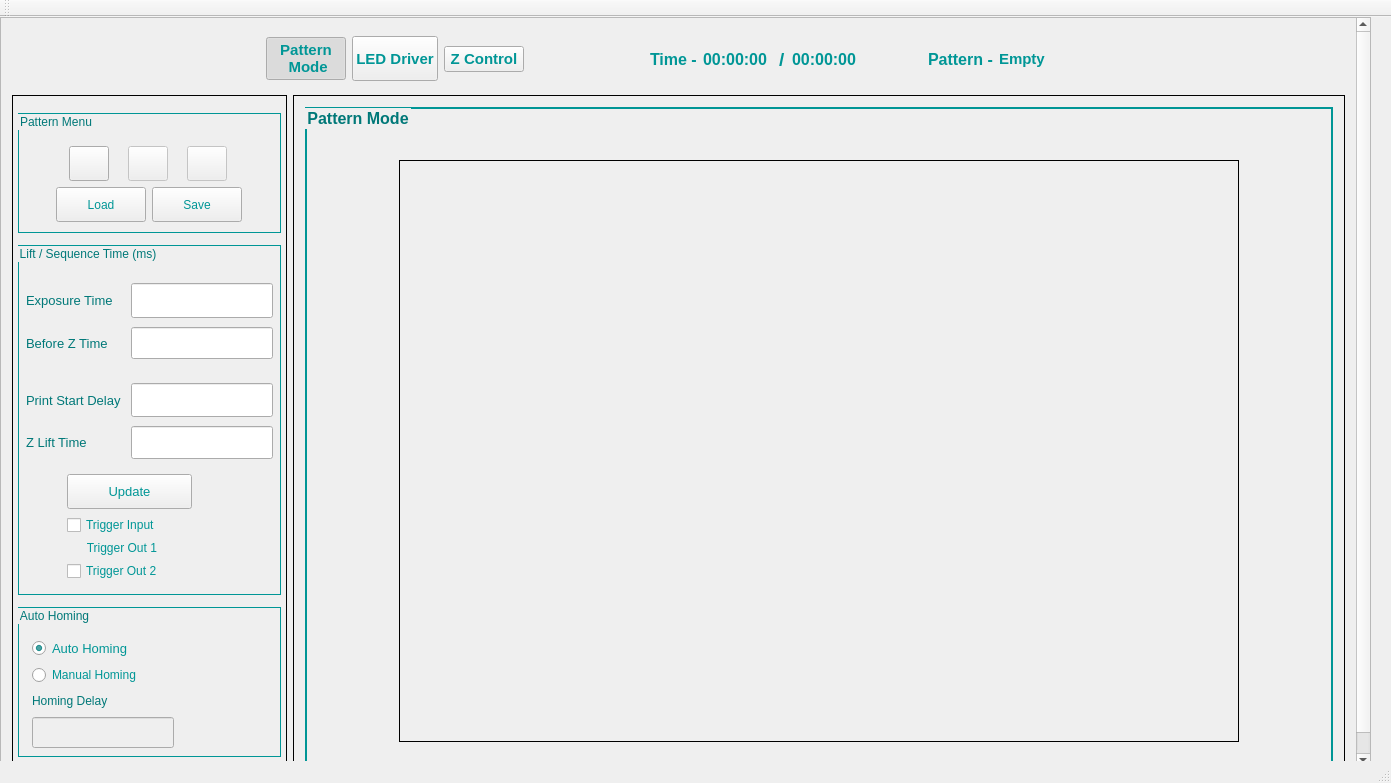
Old version of the form mainwindow.ui in the repository jariwalarobotics/DLP-Software.
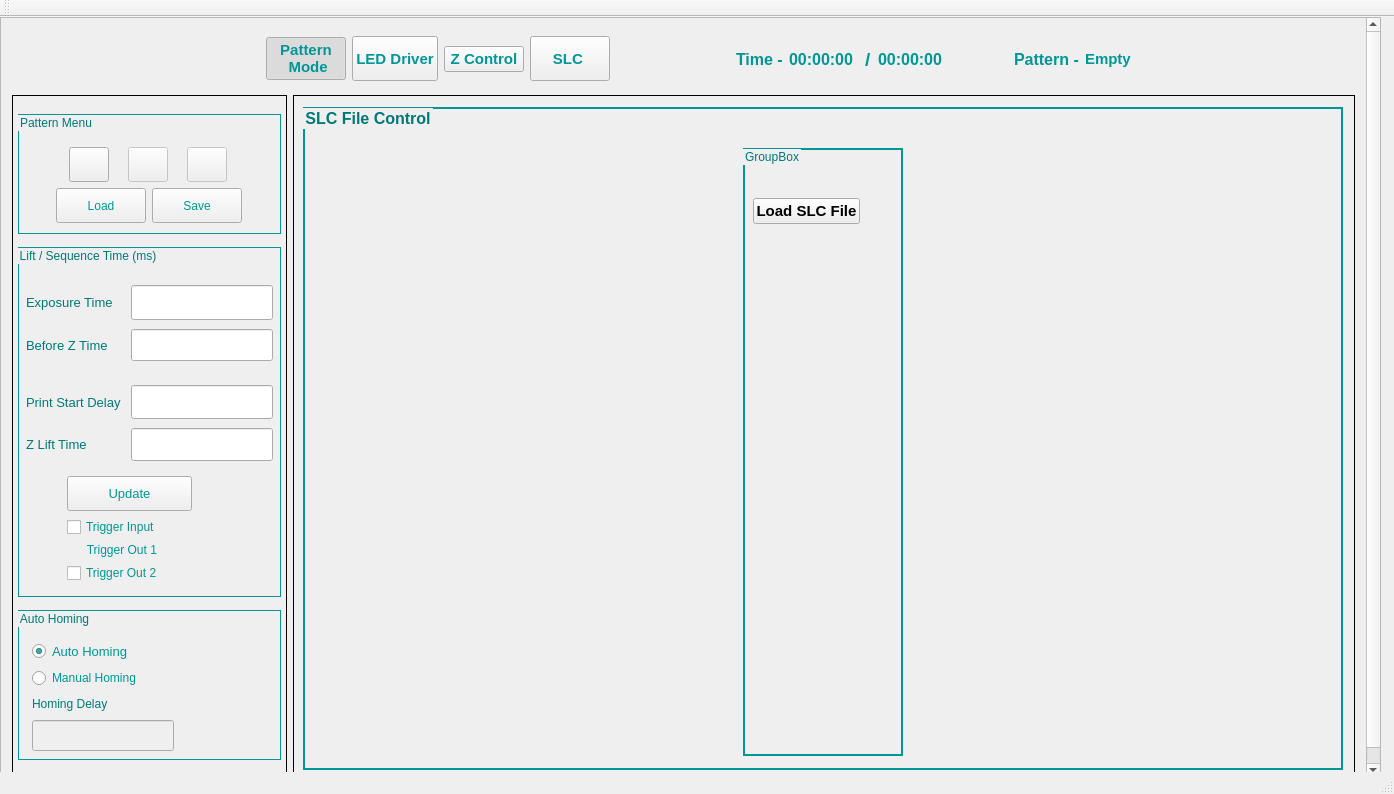
New version of the form. The open tabs and pages were chosen to show the change. Icons and pictures are not drawn.

Commit message: - Added code for load slc in UI - Added code for Pixel Shifting but its commented - Added code for set Intensity of Bottom,Mid,and Top layer

```diff
--- a/mainwindow.ui
+++ b/mainwindow.ui
@@ -6,8 +6,8 @@
    <rect>
     <x>0</x>
     <y>0</y>
-    <width>1391</width>
-    <height>783</height>
+    <width>1394</width>
+    <height>794</height>
    </rect>
   </property>
   <property name="sizePolicy">
@@ -29,8 +29,8 @@
      <rect>
       <x>0</x>
       <y>0</y>
-      <width>1371</width>
-      <height>751</height>
+      <width>1381</width>
+      <height>761</height>
      </rect>
     </property>
     <property name="autoFillBackground">
@@ -62,8 +62,8 @@
       <rect>
        <x>0</x>
        <y>0</y>
-       <width>1369</width>
-       <height>749</height>
+       <width>1362</width>
+       <height>767</height>
       </rect>
      </property>
      <layout class="QGridLayout" name="gridLayout">
@@ -1144,8 +1144,8 @@
                             <rect>
                              <x>0</x>
                              <y>0</y>
-                             <width>844</width>
-                             <height>574</height>
+                             <width>837</width>
+                             <height>592</height>
                             </rect>
                            </property>
                           </widget>
@@ -2453,7 +2453,39 @@
                   </item>
                   <item>
                    <layout class="QGridLayout" name="gridLayout_14">
-                    <item row="1" column="6">
+                    <item row="0" column="7">
+                     <widget class="QLineEdit" name="MidLayerCount">
+                      <property name="sizePolicy">
+                       <sizepolicy hsizetype="Preferred" vsizetype="Preferred">
+                        <horstretch>0</horstretch>
+                        <verstretch>0</verstretch>
+                       </sizepolicy>
+                      </property>
+                      <property name="font">
+                       <font>
+                        <family>Arial</family>
+                        <pointsize>11</pointsize>
+                       </font>
+                      </property>
+                     </widget>
+                    </item>
+                    <item row="0" column="6">
+                     <widget class="QLabel" name="label_13">
+                      <property name="font">
+                       <font>
+                        <family>Arial</family>
+                        <pointsize>11</pointsize>
+                       </font>
+                      </property>
+                      <property name="styleSheet">
+                       <string notr="true">QLabel{Border:0px}</string>
+                      </property>
+                      <property name="text">
+                       <string>Mid Layer</string>
+                      </property>
+                     </widget>
+                    </item>
+                    <item row="1" column="5">
                      <widget class="QLineEdit" name="BaseLayerIntensity">
                       <property name="sizePolicy">
                        <sizepolicy hsizetype="Preferred" vsizetype="Preferred">
@@ -2463,7 +2495,7 @@
                       </property>
                       <property name="minimumSize">
                        <size>
-                        <width>180</width>
+                        <width>150</width>
                         <height>0</height>
                        </size>
                       </property>
@@ -2475,7 +2507,7 @@
                       </property>
                      </widget>
                     </item>
-                    <item row="0" column="6">
+                    <item row="0" column="5">
                      <widget class="QLineEdit" name="BaseLayerCount">
                       <property name="sizePolicy">
                        <sizepolicy hsizetype="Preferred" vsizetype="Preferred">
@@ -2524,7 +2556,7 @@
                       </property>
                      </widget>
                     </item>
-                    <item row="1" column="5">
+                    <item row="1" column="4">
                      <widget class="QLabel" name="label_7">
                       <property name="font">
                        <font>
@@ -2536,7 +2568,7 @@
                        <string notr="true">QLabel{Border:0px}</string>
                       </property>
                       <property name="text">
-                       <string>Base Layer Intensity uW/cm2</string>
+                       <string>Base Layer Intensity</string>
                       </property>
                      </widget>
                     </item>
@@ -2550,7 +2582,7 @@
                       </property>
                       <property name="minimumSize">
                        <size>
-                        <width>180</width>
+                        <width>150</width>
                         <height>0</height>
                        </size>
                       </property>
@@ -2593,7 +2625,7 @@
                       </property>
                      </widget>
                     </item>
-                    <item row="0" column="5">
+                    <item row="0" column="4">
                      <widget class="QLabel" name="label_6">
                       <property name="font">
                        <font>
@@ -2605,7 +2637,7 @@
                        <string notr="true">QLabel{Border:0px}</string>
                       </property>
                       <property name="text">
-                       <string>Number of Base Layer</string>
+                       <string> Base Layer</string>
                       </property>
                      </widget>
                     </item>
@@ -2754,18 +2786,43 @@
                       </property>
                      </widget>
                     </item>
-                    <item row="0" column="4">
-                     <spacer name="horizontalSpacer_11">
-                      <property name="orientation">
-                       <enum>Qt::Horizontal</enum>
+                    <item row="1" column="6">
+                     <widget class="QLabel" name="label_15">
+                      <property name="font">
+                       <font>
+                        <family>Arial</family>
+                        <pointsize>11</pointsize>
+                       </font>
                       </property>
-                      <property name="sizeHint" stdset="0">
+                      <property name="styleSheet">
+                       <string notr="true">QLabel{Border:0px}</string>
+                      </property>
+                      <property name="text">
+                       <string>Mid Layer Intensity</string>
+                      </property>
+                     </widget>
+                    </item>
+                    <item row="1" column="7">
+                     <widget class="QLineEdit" name="MidLayerIntensity">
+                      <property name="sizePolicy">
+                       <sizepolicy hsizetype="Preferred" vsizetype="Preferred">
+                        <horstretch>0</horstretch>
+                        <verstretch>0</verstretch>
+                       </sizepolicy>
+                      </property>
+                      <property name="minimumSize">
                        <size>
-                        <width>40</width>
-                        <height>20</height>
+                        <width>150</width>
+                        <height>0</height>
                        </size>
                       </property>
-                     </spacer>
+                      <property name="font">
+                       <font>
+                        <family>Arial</family>
+                        <pointsize>11</pointsize>
+                       </font>
+                      </property>
+                     </widget>
                     </item>
                    </layout>
                   </item>
@@ -2774,13 +2831,10 @@
                     <property name="orientation">
                      <enum>Qt::Vertical</enum>
                     </property>
-                    <property name="sizeType">
-                     <enum>QSizePolicy::Expanding</enum>
-                    </property>
                     <property name="sizeHint" stdset="0">
                      <size>
                       <width>20</width>
-                      <height>10</height>
+                      <height>40</height>
                      </size>
                     </property>
                    </spacer>
@@ -2789,6 +2843,12 @@
                    <layout class="QGridLayout" name="gridLayout_15">
                     <item row="0" column="0">
                      <widget class="QLabel" name="label_LEDCurrent2">
+                      <property name="minimumSize">
+                       <size>
+                        <width>0</width>
+                        <height>25</height>
+                       </size>
+                      </property>
                       <property name="font">
                        <font>
                         <family>Arial</family>
@@ -2817,7 +2877,7 @@
                       <property name="maximumSize">
                        <size>
                         <width>16777215</width>
-                        <height>35</height>
+                        <height>45</height>
                        </size>
                       </property>
                       <property name="font">
@@ -3010,13 +3070,13 @@
                       <property name="minimumSize">
                        <size>
                         <width>0</width>
-                        <height>0</height>
+                        <height>35</height>
                        </size>
                       </property>
                       <property name="maximumSize">
                        <size>
                         <width>16777215</width>
-                        <height>30</height>
+                        <height>45</height>
                        </size>
                       </property>
                       <property name="font">
@@ -4017,7 +4077,7 @@
                           <property name="minimumSize">
                            <size>
                             <width>0</width>
-                            <height>80</height>
+                            <height>70</height>
                            </size>
                           </property>
                           <property name="maximumSize">
@@ -4084,7 +4144,7 @@
                           <property name="minimumSize">
                            <size>
                             <width>0</width>
-                            <height>80</height>
+                            <height>70</height>
                            </size>
                           </property>
                           <property name="maximumSize">
@@ -4212,6 +4272,31 @@
                           </property>
                          </widget>
                         </item>
+                        <item>
+                         <widget class="QPushButton" name="PixelShifting">
+                          <property name="sizePolicy">
+                           <sizepolicy hsizetype="Minimum" vsizetype="Fixed">
+                            <horstretch>0</horstretch>
+                            <verstretch>30</verstretch>
+                           </sizepolicy>
+                          </property>
+                          <property name="minimumSize">
+                           <size>
+                            <width>0</width>
+                            <height>30</height>
+                           </size>
+                          </property>
+                          <property name="font">
+                           <font>
+                            <family>Arial</family>
+                            <pointsize>11</pointsize>
+                           </font>
+                          </property>
+                          <property name="text">
+                           <string>Pixel Shifting</string>
+                          </property>
+                         </widget>
+                        </item>
                         <item>
                          <widget class="QGroupBox" name="ManualGcode_GroupBox">
                           <property name="sizePolicy">
@@ -4330,12 +4415,152 @@
             </item>
            </layout>
           </widget>
+          <widget class="QWidget" name="SLCFileControl">
+           <property name="sizePolicy">
+            <sizepolicy hsizetype="Preferred" vsizetype="Preferred">
+             <horstretch>0</horstretch>
+             <verstretch>0</verstretch>
+            </sizepolicy>
+           </property>
+           <layout class="QGridLayout" name="gridLayout_18">
+            <property name="leftMargin">
+             <number>0</number>
+            </property>
+            <property name="topMargin">
+             <number>0</number>
+            </property>
+            <property name="rightMargin">
+             <number>0</number>
+            </property>
+            <property name="bottomMargin">
+             <number>0</number>
+            </property>
+            <item row="0" column="0">
+             <widget class="QFrame" name="frame_SCLFileControl">
+              <property name="sizePolicy">
+               <sizepolicy hsizetype="Preferred" vsizetype="Preferred">
+                <horstretch>0</horstretch>
+                <verstretch>0</verstretch>
+               </sizepolicy>
+              </property>
+              <property name="minimumSize">
+               <size>
+                <width>0</width>
+                <height>0</height>
+               </size>
+              </property>
+              <property name="styleSheet">
+               <string notr="true">QFrame{background-image : url(:/images/img.jpg);
+border:1px solid black}</string>
+              </property>
+              <property name="frameShape">
+               <enum>QFrame::StyledPanel</enum>
+              </property>
+              <property name="frameShadow">
+               <enum>QFrame::Raised</enum>
+              </property>
+              <layout class="QGridLayout" name="gridLayout_17">
+               <property name="leftMargin">
+                <number>9</number>
+               </property>
+               <item row="0" column="0">
+                <widget class="QGroupBox" name="groupBox_SLCFileConrol">
+                 <property name="font">
+                  <font>
+                   <family>Arial</family>
+                   <pointsize>12</pointsize>
+                   <weight>75</weight>
+                   <bold>true</bold>
+                  </font>
+                 </property>
+                 <property name="autoFillBackground">
+                  <bool>false</bool>
+                 </property>
+                 <property name="styleSheet">
+                  <string notr="true">QGroupBox{ border: 1.5px solid ;
+background-color: transparent;
+border-color: rgb(0,150,150);
+color:rgb(0,120,120);
+;}
+QLabel{border:0px}</string>
+                 </property>
+                 <property name="title">
+                  <string>SLC File Control</string>
+                 </property>
+                 <layout class="QHBoxLayout" name="horizontalLayout_6">
+                  <property name="topMargin">
+                   <number>16</number>
+                  </property>
+                  <item>
+                   <layout class="QVBoxLayout" name="verticalLayout_8">
+                    <item>
+                     <widget class="QGroupBox" name="groupBox_4">
+                      <property name="sizePolicy">
+                       <sizepolicy hsizetype="Fixed" vsizetype="Preferred">
+                        <horstretch>0</horstretch>
+                        <verstretch>0</verstretch>
+                       </sizepolicy>
+                      </property>
+                      <property name="minimumSize">
+                       <size>
+                        <width>0</width>
+                        <height>0</height>
+                       </size>
+                      </property>
+                      <property name="maximumSize">
+                       <size>
+                        <width>160</width>
+                        <height>16777215</height>
+                       </size>
+                      </property>
+                      <property name="title">
+                       <string>GroupBox</string>
+                      </property>
+                      <widget class="QPushButton" name="LoadSlcFile">
+                       <property name="geometry">
+                        <rect>
+                         <x>10</x>
+                         <y>50</y>
+                         <width>107</width>
+                         <height>26</height>
+                        </rect>
+                       </property>
+                       <property name="sizePolicy">
+                        <sizepolicy hsizetype="Fixed" vsizetype="Fixed">
+                         <horstretch>0</horstretch>
+                         <verstretch>0</verstretch>
+                        </sizepolicy>
+                       </property>
+                       <property name="font">
+                        <font>
+                         <family>Arial</family>
+                         <pointsize>11</pointsize>
+                         <weight>75</weight>
+                         <bold>true</bold>
+                        </font>
+                       </property>
+                       <property name="text">
+                        <string>Load SLC File</string>
+                       </property>
+                      </widget>
+                     </widget>
+                    </item>
+                   </layout>
+                  </item>
+                 </layout>
+                </widget>
+               </item>
+              </layout>
+             </widget>
+            </item>
+           </layout>
+          </widget>
          </widget>
         </item>
        </layout>
       </item>
       <item row="0" column="0">
-       <layout class="QHBoxLayout" name="horizontalLayout_24" stretch="0,0,0,0,0,0,0,0,0,0,0,0,0,0,0,0,0">
+       <layout class="QHBoxLayout" name="horizontalLayout_24" stretch="0,0,0,0,0,0,0,0,0,0,0,0,0,0,0,0,0,0">
         <property name="sizeConstraint">
          <enum>QLayout::SetNoConstraint</enum>
         </property>
@@ -4682,6 +4907,38 @@
           </property>
          </widget>
         </item>
+        <item>
+         <widget class="QPushButton" name="pushButton_slc">
+          <property name="sizePolicy">
+           <sizepolicy hsizetype="Maximum" vsizetype="Maximum">
+            <horstretch>0</horstretch>
+            <verstretch>0</verstretch>
+           </sizepolicy>
+          </property>
+          <property name="minimumSize">
+           <size>
+            <width>0</width>
+            <height>45</height>
+           </size>
+          </property>
+          <property name="font">
+           <font>
+            <family>Arial</family>
+            <pointsize>11</pointsize>
+            <weight>75</weight>
+            <bold>true</bold>
+           </font>
+          </property>
+          <property name="styleSheet">
+           <string notr="true">QPushButton{
+	color:rgb(0,150,150);
+   }</string>
+          </property>
+          <property name="text">
+           <string>SLC </string>
+          </property>
+         </widget>
+        </item>
         <item>
          <spacer name="horizontalSpacer_3">
           <property name="orientation">
```
The commit also changes 7 other files.
